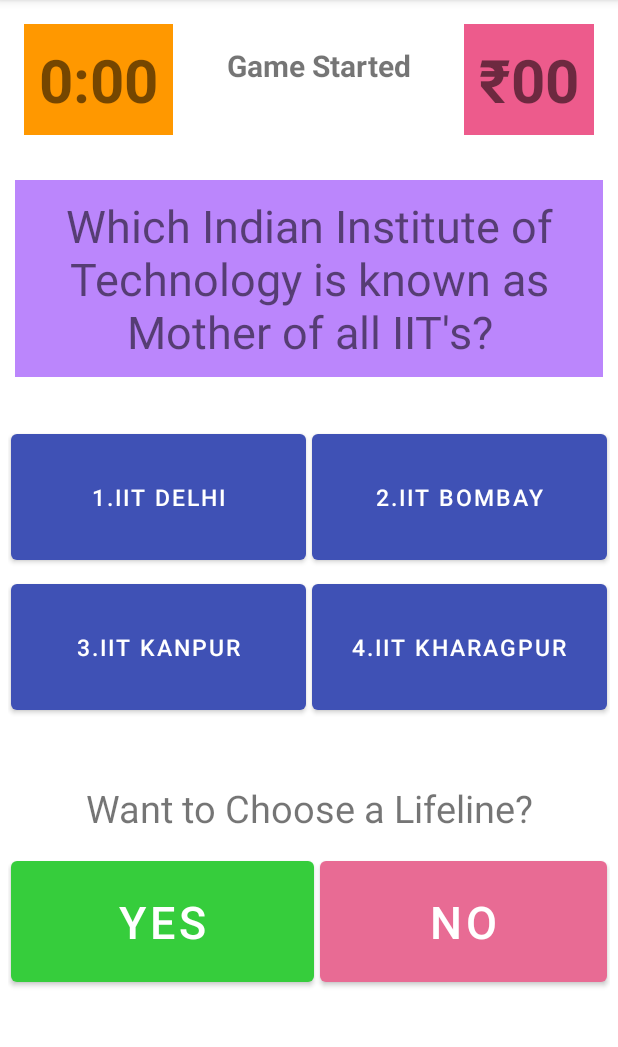
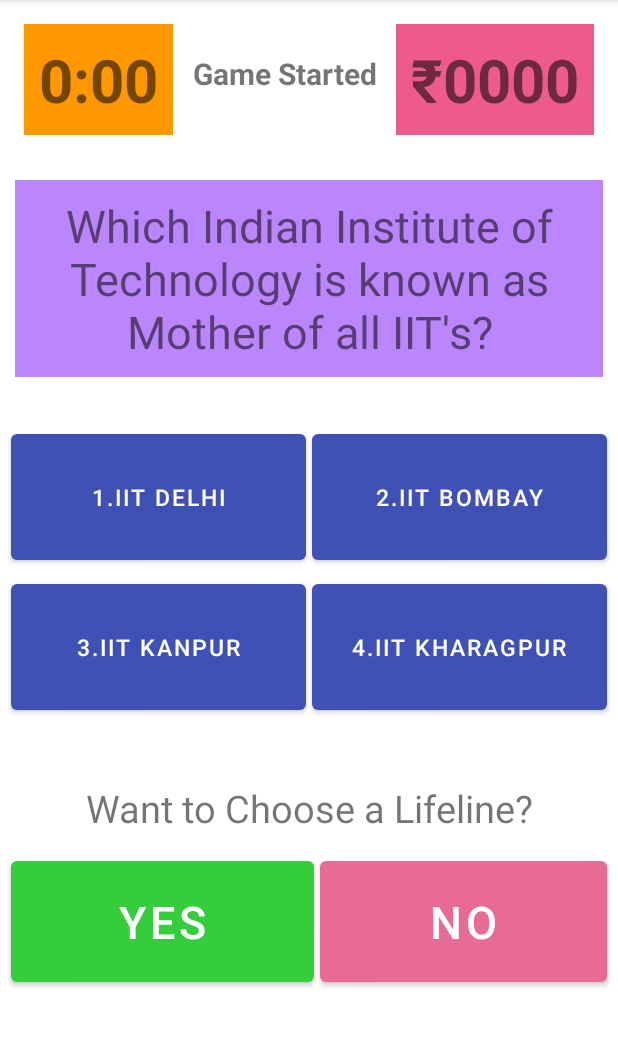
Before and after one commit to droidbg/Random_KBC_Quiz, an Android app: the screen it shows after launch (MainActivity), after a tap on "1.IIT DELHI", on a phone screen of 412 x 824 dp, the part 84-1131 px from its top. Run offline under Robolectric (Android 15) with nearby library versions, the phone set to English and light mode, and no system bars.

Commit message:
Updated Score COde

```diff
--- a/app/src/main/java/com/binni/randomquiz/MainActivity.java
+++ b/app/src/main/java/com/binni/randomquiz/MainActivity.java
@@ -1,6 +1,7 @@
 package com.binni.randomquiz;
 
 import androidx.appcompat.app.AppCompatActivity;
+import androidx.constraintlayout.widget.ConstraintLayout;
 
 import android.os.Bundle;
 import android.view.View;
@@ -21,7 +22,9 @@ public class MainActivity extends AppCompatActivity {
     Button noButton;
     Button yesButton;
     TextView questionTextView;
+    TextView scoreTextView;
     TextView lifelineYesNotextView;
+    ConstraintLayout gameLayout;
 
     //variables
     ArrayList<String> questionsList=new ArrayList<String>();
@@ -32,7 +35,7 @@ public class MainActivity extends AppCompatActivity {
     int randIndex;
     long money[];
     int moneyIndex;
-   final String RupeeSign="₹";
+    final String RupeeSign="₹";
 
     Random rand=new Random();
     @Override
@@ -47,9 +50,12 @@ public class MainActivity extends AppCompatActivity {
         goButton=findViewById(R.id.goButton);
         yesButton=findViewById(R.id.yesButton);
         noButton=findViewById(R.id.noButton);
+        gameLayout=findViewById(R.id.gameLayout);
+        scoreTextView=findViewById(R.id.scoreTextView);
         lifelineYesNotextView=findViewById(R.id.lifelineYesNotextView);
-        initializeGame();
-        questionGenerate();
+        gameLayout.setVisibility(View.INVISIBLE);
+        goButton.setVisibility(View.VISIBLE);
+        start(findViewById(R.id.goButton));
 
 
     }
@@ -100,7 +106,7 @@ public class MainActivity extends AppCompatActivity {
                 {2,4,3,2,1,1,1,3,4,2,2,1,1,2,2};
         money=new long[]{1000,2000,3000,5000,10000,20000,40000,80000,160000,320000,640000,1250000,2500000,5000000,10000000};
 }
-void questionGenerate(){
+    void questionGenerate(){
     randIndex= rand.nextInt(15);
     while(questions[randIndex].equals(" ")){
         randIndex= rand.nextInt(15);
@@ -116,21 +122,25 @@ void questionGenerate(){
 
 
     }
+
     void start(View view)
     {
-        goButton.setVisibility(view.INVISIBLE);
+        goButton.setVisibility(View.INVISIBLE);
+        gameLayout.setVisibility(View.VISIBLE);
+        initializeGame();
+        questionGenerate();
     }
 
     public void chooseAnswer(View view) {
         int chosenIndex=Integer.parseInt(view.getTag().toString());
         if(answers[randIndex]==chosenIndex){
             Toast.makeText(this, "Correct Answer!!/n"+"Congratulations You have won "+RupeeSign+money[moneyIndex], Toast.LENGTH_SHORT).show();
+            scoreTextView.setText(RupeeSign+"0"+money[moneyIndex]);
             moneyIndex++;
-
             questionGenerate();
         }
         else{
-            Toast.makeText(this, "Incorrect Answer!! ", Toast.LENGTH_SHORT).show();
+            Toast.makeText(this, "Incorrect Answer!!/n You have Lost all your Money... ", Toast.LENGTH_SHORT).show();
 
         }
 
--- a/app/src/main/res/layout/activity_main.xml
+++ b/app/src/main/res/layout/activity_main.xml
@@ -8,6 +8,27 @@
 
 <androidx.constraintlayout.widget.ConstraintLayout
     android:layout_width="match_parent"
+    android:layout_height="wrap_content">
+
+    <Button
+        android:id="@+id/goButton"
+        android:layout_width="wrap_content"
+        android:layout_height="wrap_content"
+        android:includeFontPadding="false"
+        android:onClick="start"
+        android:padding="40dp"
+        android:text="@string/go"
+        android:textSize="60sp"
+        android:visibility="invisible"
+        app:backgroundTint="#8BC34A"
+        app:layout_constraintBottom_toBottomOf="parent"
+        app:layout_constraintEnd_toEndOf="parent"
+        app:layout_constraintStart_toStartOf="parent"
+        app:layout_constraintTop_toTopOf="parent" />
+
+    <androidx.constraintlayout.widget.ConstraintLayout
+        android:id="@+id/gameLayout"
+        android:layout_width="match_parent"
         android:layout_height="match_parent">
         <TextView
             android:id="@+id/scoreTextView"
@@ -17,7 +38,7 @@
             android:layout_marginEnd="16dp"
             android:background="#ED5B8C"
             android:padding="10dp"
-        android:text="₹00"
+            android:text="₹0000"
             android:textSize="40sp"
             android:textStyle="bold"
             app:layout_constraintEnd_toEndOf="parent"
@@ -37,27 +58,11 @@
             app:layout_constraintStart_toStartOf="parent"
             app:layout_constraintTop_toTopOf="parent" />
 
-    <Button
-        android:id="@+id/goButton"
-        android:layout_width="wrap_content"
-        android:layout_height="wrap_content"
-        android:includeFontPadding="false"
-        android:onClick="start"
-        android:padding="40dp"
-        android:text="Go!"
-        android:textSize="60sp"
-        android:visibility="invisible"
-        app:backgroundTint="#8BC34A"
-        app:layout_constraintBottom_toBottomOf="parent"
-        app:layout_constraintEnd_toEndOf="parent"
-        app:layout_constraintStart_toStartOf="parent"
-        app:layout_constraintTop_toTopOf="parent" />
-
         <TextView
             android:id="@+id/textView4"
             android:layout_width="0dp"
             android:layout_height="wrap_content"
-        android:layout_marginTop="20dp"
+            android:layout_marginTop="25dp"
             android:gravity="center"
             android:padding="10dp"
             android:text="Game Started"
@@ -216,4 +221,7 @@
 
         </LinearLayout>
     </androidx.constraintlayout.widget.ConstraintLayout>
+
+
+</androidx.constraintlayout.widget.ConstraintLayout>
 </ScrollView>
--- a/app/src/main/res/values/strings.xml
+++ b/app/src/main/res/values/strings.xml
@@ -1,3 +1,4 @@
 <resources>
     <string name="app_name">RandomQuiz</string>
+    <string name="go">Go!</string>
 </resources>
```
Lines whose indentation alone changed are shown as unchanged.
